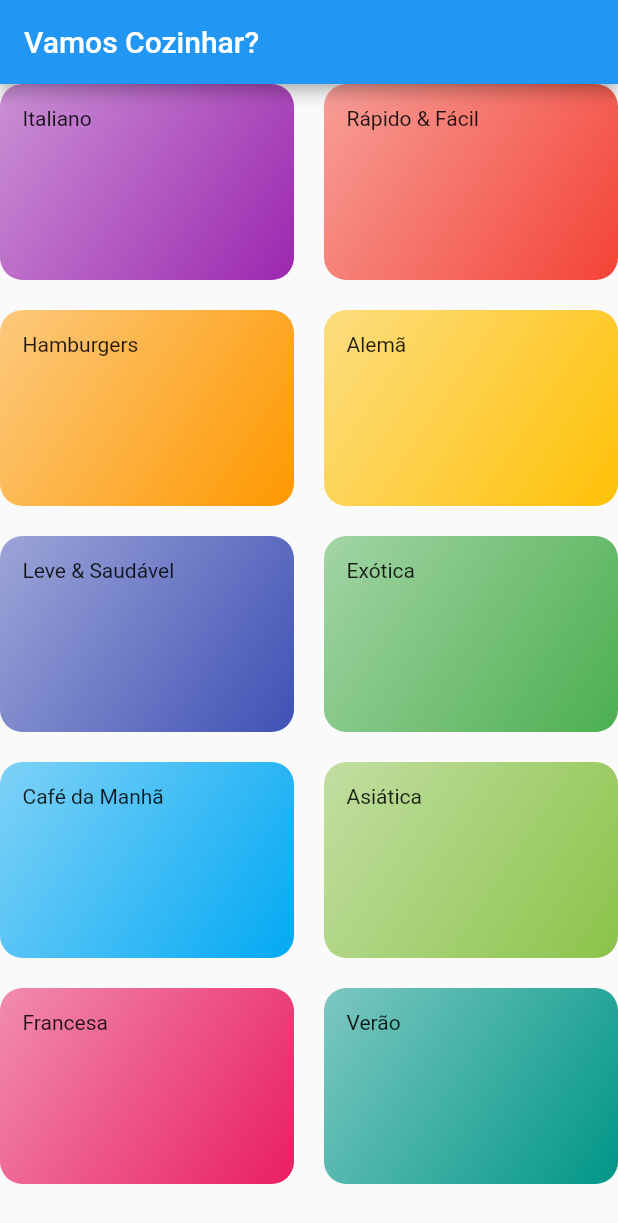
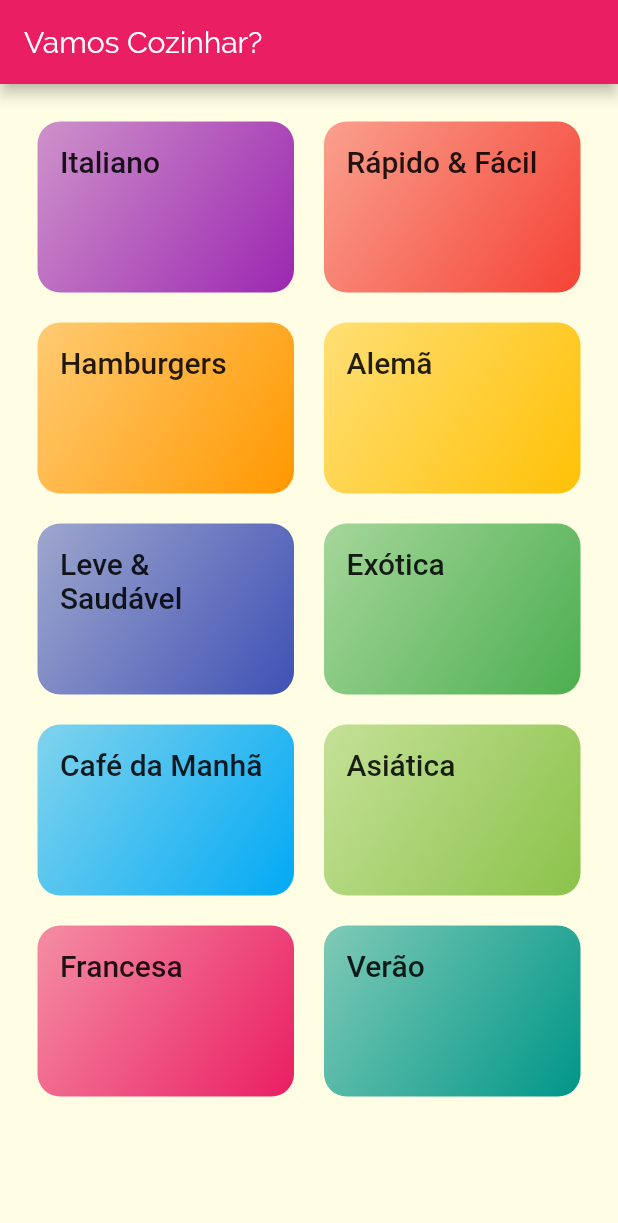
Before and after one commit to tiagoeborsanyi/meals, a Flutter app: the screen it shows after launch, on a phone screen of 412 x 824 dp. Shown: the top 1223 px of the screen. Run offline on Flutter 3.47's test engine with Material 2 defaults, Android fonts, the phone set to English and light mode, and no system bars.

Commit message:
add fonts for project

```diff
--- a/lib/components/category_item.dart
+++ b/lib/components/category_item.dart
@@ -14,7 +14,10 @@ class CategoryItem extends StatelessWidget {
   Widget build(BuildContext context) {
     return Container(
       padding: EdgeInsets.all(15),
-      child: Text(category.title),
+      child: Text(
+        category.title,
+        style: Theme.of(context).textTheme.headline6,
+      ),
       decoration: BoxDecoration(
         borderRadius: BorderRadius.circular(15),
         gradient: LinearGradient(
--- a/lib/main.dart
+++ b/lib/main.dart
@@ -13,7 +13,16 @@ class MyApp extends StatelessWidget {
     return MaterialApp(
       title: 'Vamos Cozinhar?',
       theme: ThemeData(
-        primarySwatch: Colors.blue,
+        primarySwatch: Colors.pink,
+        accentColor: Colors.amber,
+        fontFamily: 'Raleway',
+        canvasColor: Color.fromRGBO(255, 254, 229, 1),
+        textTheme: ThemeData.light().textTheme.copyWith(
+              headline1: TextStyle(
+                fontSize: 20,
+                fontFamily: 'RobotoCondensed',
+              ),
+            ),
       ),
       home: CategoriesScreen(),
     );
--- a/lib/screens/categories_screen.dart
+++ b/lib/screens/categories_screen.dart
@@ -13,6 +13,7 @@ class CategoriesScreen extends StatelessWidget {
         title: Text('Vamos Cozinhar?'),
       ),
       body: GridView(
+        padding: const EdgeInsets.all(25),
         gridDelegate: SliverGridDelegateWithMaxCrossAxisExtent(
           maxCrossAxisExtent: 200,
           childAspectRatio: 3 / 2,
```
Also changed, not shown: pubspec.yaml (+17 -6 lines), assets/fonts/Raleway-Black.ttf (added), assets/fonts/Raleway-Bold.ttf (added), assets/fonts/Raleway-Regular.ttf (added), assets/fonts/RobotoCondensed-Bold.ttf (added), assets/fonts/RobotoCondensed-Italic.ttf (added), assets/fonts/RobotoCondensed-Light.ttf (added), assets/fonts/RobotoCondensed-Regular.ttf (added).
